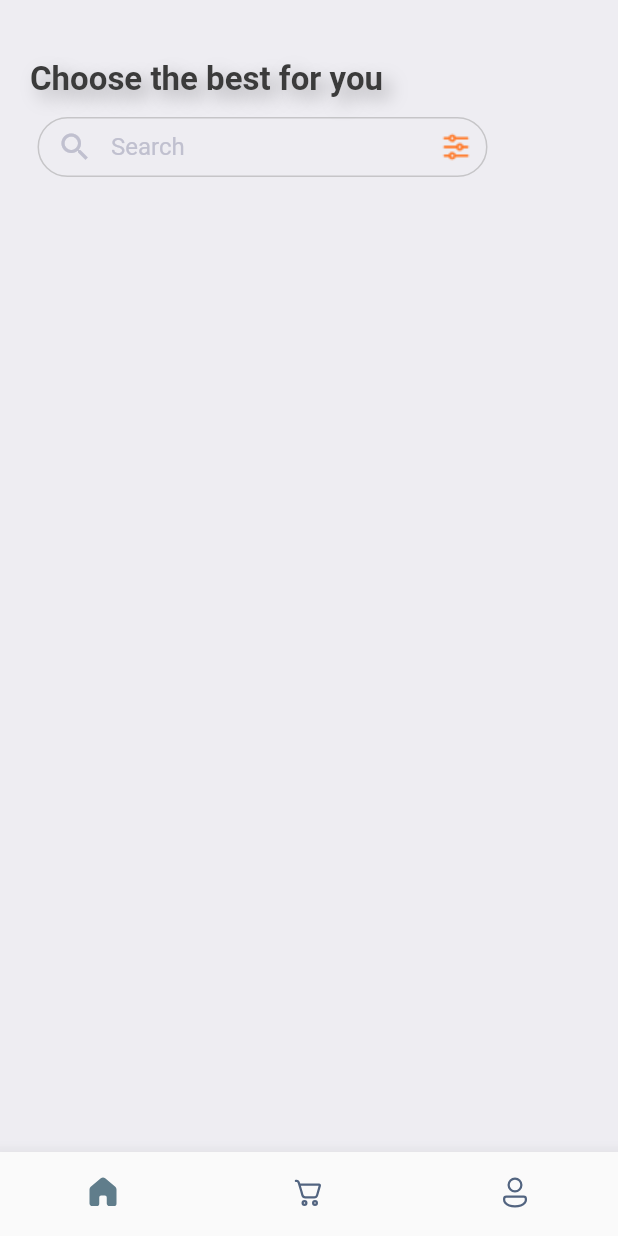
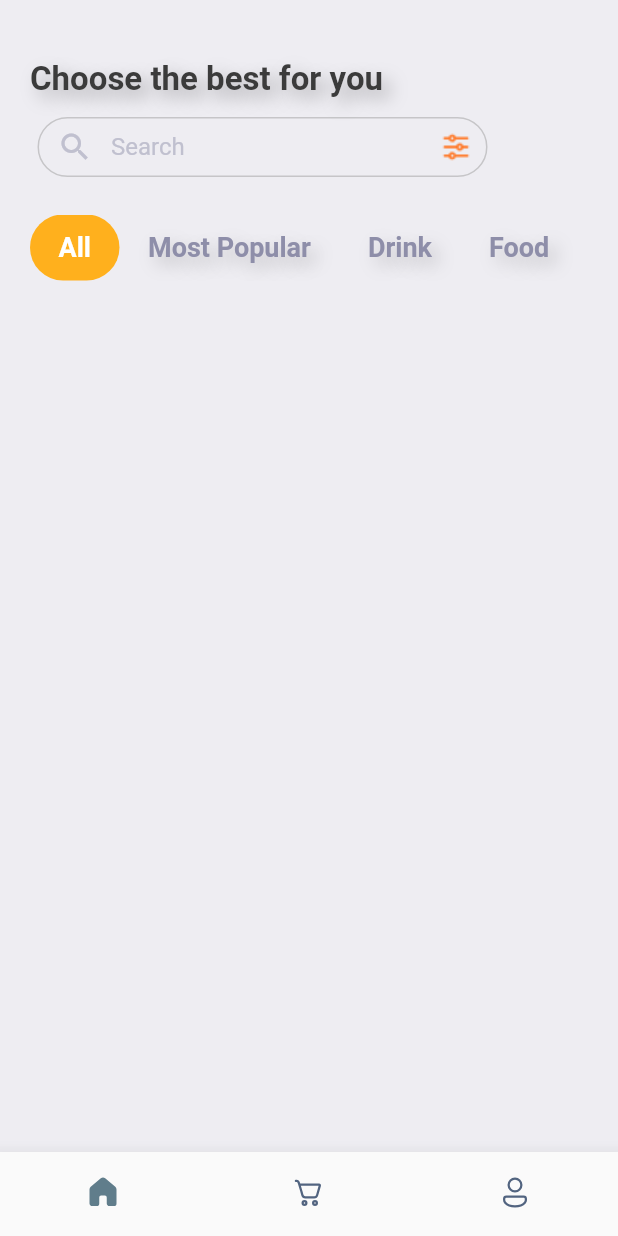
Before and after one commit to arllain/flutter_smart_menu_app, a Flutter app: the screen it shows after launch, on a phone screen of 412 x 824 dp. Run offline on Flutter 3.47's test engine with Material 2 defaults, Android fonts, the phone set to English and light mode, and no system bars; our stand-ins replace dartz, equatable, fluentui_system_icons, gap, get, localization.

Commit message:
TabbarButtom  Widget

```diff
--- a/lib/layers/presentation/pages/home/home_page.dart
+++ b/lib/layers/presentation/pages/home/home_page.dart
@@ -1,8 +1,10 @@
 import 'package:flutter/material.dart';
 import 'package:gap/gap.dart';
 import 'package:localization/localization.dart';
+import 'package:smart_menu_app/layers/presentation/utils/app_info_list.dart';
 import 'package:smart_menu_app/layers/presentation/utils/app_layout.dart';
 import 'package:smart_menu_app/layers/presentation/utils/app_styles.dart';
+import 'package:smart_menu_app/layers/presentation/widgets/tabbar/tabbar_button.dart';
 
 class HomePage extends StatelessWidget {
   const HomePage({super.key});
@@ -22,12 +24,14 @@ class HomePage extends StatelessWidget {
                   children: [
                     Text(
                       'choose-the-best-for-you'.i18n(),
-                      style: Styles.headLineStyle2.copyWith(shadows: [
-                        Shadow(
-                            color: Styles.black.withOpacity(0.3),
-                            offset: const Offset(5, 5),
-                            blurRadius: 15)
-                      ]),
+                      style: Styles.headLineStyle2.copyWith(
+                        shadows: [
+                          Shadow(
+                              color: Styles.black.withOpacity(0.3),
+                              offset: const Offset(5, 5),
+                              blurRadius: 15)
+                        ],
+                      ),
                     ),
                   ],
                 ),
@@ -76,6 +80,10 @@ class HomePage extends StatelessWidget {
                   ],
                 ),
                 Gap(AppLayout.getHeight(25)),
+                SingleChildScrollView(
+                  scrollDirection: Axis.horizontal,
+                  child: TabBarButton(categories: categoryList),
+                )
               ],
             ),
           )
--- /dev/null
+++ b/lib/layers/presentation/utils/app_info_list.dart
@@ -0,0 +1,27 @@
+List<Map<String, dynamic>> categoryList = [
+  {
+    'id': 1,
+    'name': 'All',
+    'description': 'Category description',
+  },
+  {
+    'id': 2,
+    'name': 'Most Popular',
+    'description': 'Category description',
+  },
+  {
+    'id': 3,
+    'name': 'Drink',
+    'description': 'Category description',
+  },
+  {
+    'id': 4,
+    'name': 'Food',
+    'description': 'Category description',
+  },
+  {
+    'id': 5,
+    'name': 'Dessert',
+    'description': 'Category description',
+  },
+];
--- a/lib/layers/presentation/utils/app_styles.dart
+++ b/lib/layers/presentation/utils/app_styles.dart
@@ -11,6 +11,8 @@ class Styles {
   static Color blueColor = const Color(0xFF526799);
   static Color orangeColor = const Color(0xFFF37B67);
   static Color lightGrey = const Color(0xFFC0C0CF);
+  static Color greyColor = const Color(0xFF8E8EA9);
+  static Color yellowColor = const Color(0xFFFFB01D);
 
   static TextStyle textStyle =
       TextStyle(fontSize: 16, color: textColor, fontWeight: FontWeight.w500);
@@ -22,4 +24,15 @@ class Styles {
       fontSize: 17, color: Colors.grey.shade500, fontWeight: FontWeight.w500);
   static TextStyle headLineStyle4 = TextStyle(
       fontSize: 14, color: Colors.grey.shade500, fontWeight: FontWeight.w500);
+
+  static TextStyle tabButtonS = TextStyle(
+    color: white,
+    fontSize: 18,
+    fontWeight: FontWeight.w700,
+  );
+  static TextStyle tabButtonU = TextStyle(
+    color: greyColor,
+    fontSize: 18,
+    fontWeight: FontWeight.w700,
+  );
 }
--- /dev/null
+++ b/lib/layers/presentation/widgets/tabbar/tabbar_button.dart
@@ -0,0 +1,54 @@
+import 'package:flutter/material.dart';
+import 'package:smart_menu_app/layers/presentation/utils/app_layout.dart';
+import 'package:smart_menu_app/layers/presentation/utils/app_styles.dart';
+
+class TabBarButton extends StatefulWidget {
+  final List<Map<String, dynamic>> categories;
+  const TabBarButton({Key? key, required this.categories}) : super(key: key);
+
+  @override
+  State<TabBarButton> createState() => _TabBarButtonState();
+}
+
+class _TabBarButtonState extends State<TabBarButton> {
+  int selectedIndex = 0;
+  @override
+  Widget build(BuildContext context) {
+    return Row(
+      children: widget.categories.asMap().keys.toList().map((index) {
+        bool selected = index == selectedIndex;
+        return InkWell(
+          splashColor: Colors.transparent,
+          onTap: () {
+            setState(() {
+              selectedIndex = index;
+            });
+          },
+          child: Container(
+            height: AppLayout.getHeight(44),
+            padding: const EdgeInsets.symmetric(horizontal: 19.0),
+            decoration: BoxDecoration(
+              color: selected ? Styles.yellowColor : Colors.transparent,
+              borderRadius: BorderRadius.circular(50.0),
+            ),
+            child: Center(
+              child: Text(
+                widget.categories[index]['name'],
+                style: selected
+                    ? Styles.tabButtonS
+                    : Styles.tabButtonU.copyWith(
+                        shadows: [
+                          Shadow(
+                              color: Styles.black.withOpacity(0.2),
+                              offset: const Offset(5, 5),
+                              blurRadius: 15)
+                        ],
+                      ),
+              ),
+            ),
+          ),
+        );
+      }).toList(),
+    );
+  }
+}
```
